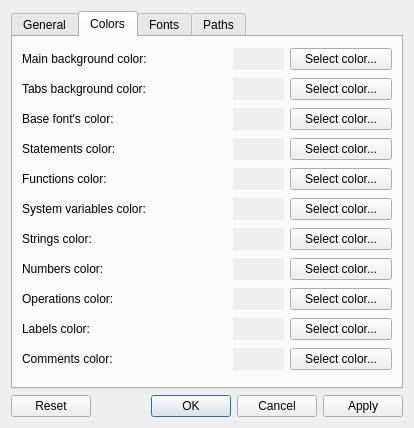
Before: the Qt Designer form src/optionsdialog.ui in rrockru/QtQGen, drawn with Qt 5.
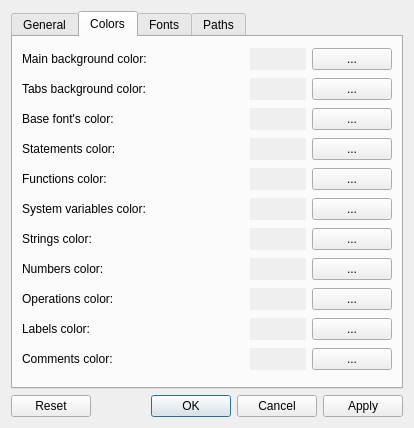
After: the same form once the commit is applied. The open tabs and pages were chosen to show the change. Custom widgets are drawn as their Qt base class.

Commit message: + Перевод окна настроек * Небольшое изменение интерфейса для локализации

```diff
--- a/src/optionsdialog.ui
+++ b/src/optionsdialog.ui
@@ -165,7 +165,7 @@
       </attribute>
       <layout class="QVBoxLayout" name="verticalLayout_2">
        <item>
-        <layout class="QHBoxLayout" name="horizontalLayout_4" stretch="4,1,2">
+        <layout class="QHBoxLayout" name="horizontalLayout_4" stretch="4,1,1">
          <item>
           <widget class="QLabel" name="_stText11">
            <property name="text">
@@ -183,14 +183,14 @@
          <item>
           <widget class="QPushButton" name="_btnClrsBaseBack">
            <property name="text">
-            <string>Select color...</string>
+            <string>...</string>
            </property>
           </widget>
          </item>
         </layout>
        </item>
        <item>
-        <layout class="QHBoxLayout" name="horizontalLayout_6" stretch="4,1,2">
+        <layout class="QHBoxLayout" name="horizontalLayout_6" stretch="4,1,1">
          <item>
           <widget class="QLabel" name="_stText10">
            <property name="text">
@@ -208,14 +208,14 @@
          <item>
           <widget class="QPushButton" name="_btnClrsTextBack">
            <property name="text">
-            <string>Select color...</string>
+            <string>...</string>
            </property>
           </widget>
          </item>
         </layout>
        </item>
        <item>
-        <layout class="QHBoxLayout" name="horizontalLayout_7" stretch="4,1,2">
+        <layout class="QHBoxLayout" name="horizontalLayout_7" stretch="4,1,1">
          <item>
           <widget class="QLabel" name="_stText9">
            <property name="text">
@@ -233,14 +233,14 @@
          <item>
           <widget class="QPushButton" name="_btnClrsBaseFont">
            <property name="text">
-            <string>Select color...</string>
+            <string>...</string>
            </property>
           </widget>
          </item>
         </layout>
        </item>
        <item>
-        <layout class="QHBoxLayout" name="horizontalLayout_5" stretch="4,1,2">
+        <layout class="QHBoxLayout" name="horizontalLayout_5" stretch="4,1,1">
          <item>
           <widget class="QLabel" name="_stText1">
            <property name="text">
@@ -258,14 +258,14 @@
          <item>
           <widget class="QPushButton" name="_btnClrsStatements">
            <property name="text">
-            <string>Select color...</string>
+            <string>...</string>
            </property>
           </widget>
          </item>
         </layout>
        </item>
        <item>
-        <layout class="QHBoxLayout" name="horizontalLayout_14" stretch="4,1,2">
+        <layout class="QHBoxLayout" name="horizontalLayout_14" stretch="4,1,1">
          <item>
           <widget class="QLabel" name="_stText2">
            <property name="text">
@@ -283,14 +283,14 @@
          <item>
           <widget class="QPushButton" name="_btnClrsFunctions">
            <property name="text">
-            <string>Select color...</string>
+            <string>...</string>
            </property>
           </widget>
          </item>
         </layout>
        </item>
        <item>
-        <layout class="QHBoxLayout" name="horizontalLayout_13" stretch="4,1,2">
+        <layout class="QHBoxLayout" name="horizontalLayout_13" stretch="4,1,1">
          <item>
           <widget class="QLabel" name="_stText3">
            <property name="text">
@@ -308,14 +308,14 @@
          <item>
           <widget class="QPushButton" name="_btnClrsSysVariables">
            <property name="text">
-            <string>Select color...</string>
+            <string>...</string>
            </property>
           </widget>
          </item>
         </layout>
        </item>
        <item>
-        <layout class="QHBoxLayout" name="horizontalLayout_12" stretch="4,1,2">
+        <layout class="QHBoxLayout" name="horizontalLayout_12" stretch="4,1,1">
          <item>
           <widget class="QLabel" name="_stText4">
            <property name="text">
@@ -333,14 +333,14 @@
          <item>
           <widget class="QPushButton" name="_btnClrsStrings">
            <property name="text">
-            <string>Select color...</string>
+            <string>...</string>
            </property>
           </widget>
          </item>
         </layout>
        </item>
        <item>
-        <layout class="QHBoxLayout" name="horizontalLayout_11" stretch="4,1,2">
+        <layout class="QHBoxLayout" name="horizontalLayout_11" stretch="4,1,1">
          <item>
           <widget class="QLabel" name="_stText5">
            <property name="text">
@@ -358,14 +358,14 @@
          <item>
           <widget class="QPushButton" name="_btnClrsNumbers">
            <property name="text">
-            <string>Select color...</string>
+            <string>...</string>
            </property>
           </widget>
          </item>
         </layout>
        </item>
        <item>
-        <layout class="QHBoxLayout" name="horizontalLayout_10" stretch="4,1,2">
+        <layout class="QHBoxLayout" name="horizontalLayout_10" stretch="4,1,1">
          <item>
           <widget class="QLabel" name="_stText6">
            <property name="text">
@@ -383,14 +383,14 @@
          <item>
           <widget class="QPushButton" name="_btnClrsOptsBrts">
            <property name="text">
-            <string>Select color...</string>
+            <string>...</string>
            </property>
           </widget>
          </item>
         </layout>
        </item>
        <item>
-        <layout class="QHBoxLayout" name="horizontalLayout_9" stretch="4,1,2">
+        <layout class="QHBoxLayout" name="horizontalLayout_9" stretch="4,1,1">
          <item>
           <widget class="QLabel" name="_stText7">
            <property name="text">
@@ -408,14 +408,14 @@
          <item>
           <widget class="QPushButton" name="_btnClrsMarks">
            <property name="text">
-            <string>Select color...</string>
+            <string>...</string>
            </property>
           </widget>
          </item>
         </layout>
        </item>
        <item>
-        <layout class="QHBoxLayout" name="horizontalLayout_8" stretch="4,1,2">
+        <layout class="QHBoxLayout" name="horizontalLayout_8" stretch="4,1,1">
          <item>
           <widget class="QLabel" name="_stText8">
            <property name="text">
@@ -433,7 +433,7 @@
          <item>
           <widget class="QPushButton" name="_btnClrsComments">
            <property name="text">
-            <string>Select color...</string>
+            <string>...</string>
            </property>
           </widget>
          </item>
```
Left out of the diff: 38 changed lines with no effect on the pictures. The commit also changes 2 other files.
